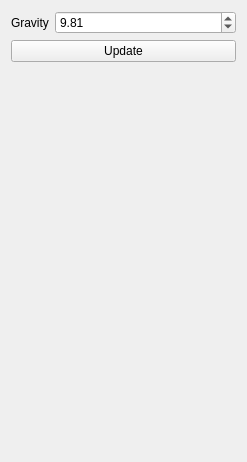
Qt form forms/widgetfountain.ui (kinder99/CA_assignments) before a commit.
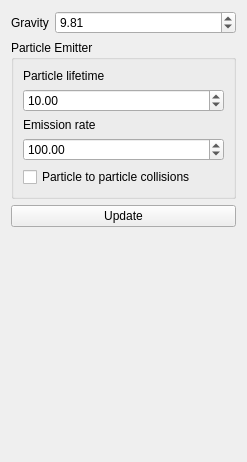
The same form after that commit.

Commit message: fixed aabb collisions, added the beginning of sph

Diff of the .ui file:
```diff
--- a/forms/widgetfountain.ui
+++ b/forms/widgetfountain.ui
@@ -34,13 +34,60 @@
      </property>
     </widget>
    </item>
-   <item row="1" column="0" colspan="2">
+   <item row="2" column="0" colspan="2">
     <widget class="QPushButton" name="btnUpdate">
      <property name="text">
       <string>Update</string>
      </property>
     </widget>
    </item>
+   <item row="1" column="0" colspan="2">
+    <widget class="QGroupBox" name="groupBox">
+     <property name="title">
+      <string>Particle Emitter</string>
+     </property>
+     <layout class="QVBoxLayout" name="verticalLayout">
+      <item>
+       <widget class="QLabel" name="label_2">
+        <property name="text">
+         <string>Particle lifetime</string>
+        </property>
+       </widget>
+      </item>
+      <item>
+       <widget class="QDoubleSpinBox" name="lifetime">
+        <property name="value">
+         <double>10.000000000000000</double>
+        </property>
+       </widget>
+      </item>
+      <item>
+       <widget class="QLabel" name="label_3">
+        <property name="text">
+         <string>Emission rate</string>
+        </property>
+       </widget>
+      </item>
+      <item>
+       <widget class="QDoubleSpinBox" name="rate">
+        <property name="maximum">
+         <double>999999999.000000000000000</double>
+        </property>
+        <property name="value">
+         <double>100.000000000000000</double>
+        </property>
+       </widget>
+      </item>
+      <item>
+       <widget class="QCheckBox" name="p_p_col">
+        <property name="text">
+         <string>Particle to particle collisions</string>
+        </property>
+       </widget>
+      </item>
+     </layout>
+    </widget>
+   </item>
   </layout>
  </widget>
  <resources/>
```
The commit also changes 21 other files.
